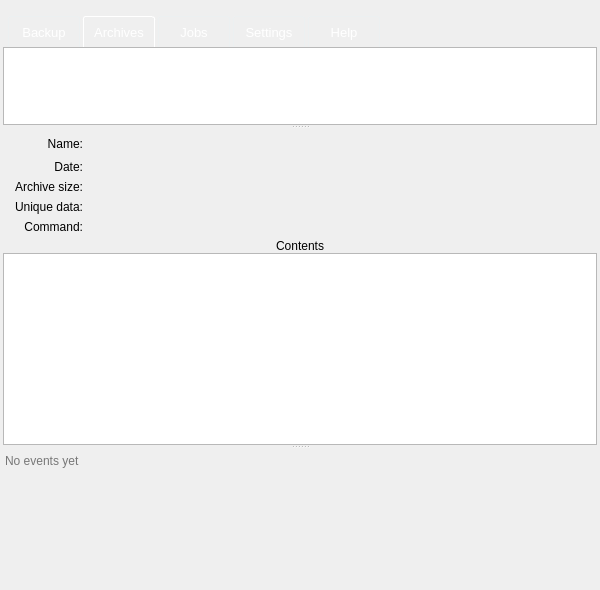
Qt form forms/mainwindow.ui (Tarsnap/tarsnap-gui) before a commit.
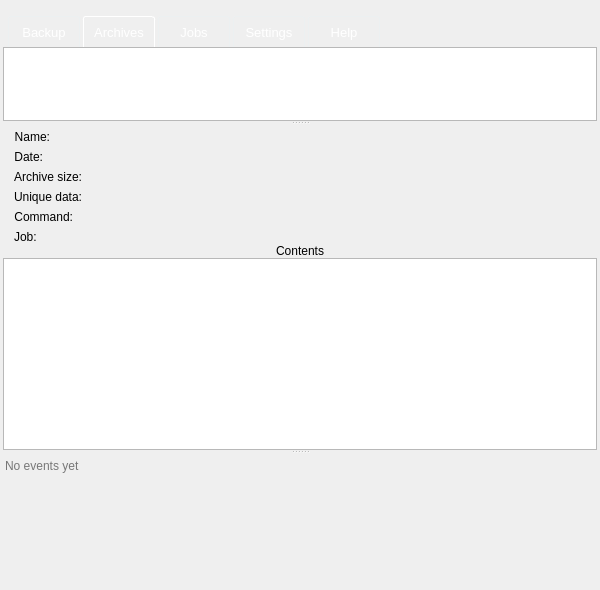
The same form after that commit. The open tabs and pages were chosen to show the change. Icons and pictures are not drawn. Custom widgets are drawn as their Qt base class.

Commit message: Display Job for Archives in the Inspect widget.

```diff
--- a/forms/mainwindow.ui
+++ b/forms/mainwindow.ui
@@ -444,21 +444,58 @@
                   </property>
                   <item>
                    <widget class="QWidget" name="widget_4" native="true">
-                    <layout class="QGridLayout" name="gridLayout_4">
-                     <property name="leftMargin">
-                      <number>12</number>
-                     </property>
+                    <layout class="QHBoxLayout" name="horizontalLayout_5">
                      <property name="topMargin">
                       <number>0</number>
                      </property>
-                     <property name="rightMargin">
-                      <number>12</number>
-                     </property>
                      <property name="bottomMargin">
-                      <number>5</number>
+                      <number>0</number>
                      </property>
+                     <item>
+                      <layout class="QFormLayout" name="formLayout_2">
+                       <property name="fieldGrowthPolicy">
+                        <enum>QFormLayout::AllNonFixedFieldsGrow</enum>
+                       </property>
+                       <item row="0" column="0">
+                        <widget class="QLabel" name="label_23">
+                         <property name="sizePolicy">
+                          <sizepolicy hsizetype="Preferred" vsizetype="Preferred">
+                           <horstretch>0</horstretch>
+                           <verstretch>0</verstretch>
+                          </sizepolicy>
+                         </property>
+                         <property name="toolTip">
+                          <string>Archive name</string>
+                         </property>
+                         <property name="text">
+                          <string>Name:</string>
+                         </property>
+                         <property name="alignment">
+                          <set>Qt::AlignRight|Qt::AlignTrailing|Qt::AlignVCenter</set>
+                         </property>
+                         <property name="textInteractionFlags">
+                          <set>Qt::NoTextInteraction</set>
+                         </property>
+                        </widget>
+                       </item>
                      <item row="0" column="1">
-                      <widget class="QLabel" name="archiveNameLabel">
+                        <widget class="TextLabel" name="archiveNameLabel">
+                         <property name="toolTip">
+                          <string>Archive name</string>
+                         </property>
+                         <property name="text">
+                          <string/>
+                         </property>
+                         <property name="textInteractionFlags">
+                          <set>Qt::TextSelectableByMouse</set>
+                         </property>
+                         <property name="elide" stdset="0">
+                          <string>Qt::ElideMiddle</string>
+                         </property>
+                        </widget>
+                       </item>
+                       <item row="1" column="0">
+                        <widget class="QLabel" name="label_24">
                        <property name="sizePolicy">
                         <sizepolicy hsizetype="Preferred" vsizetype="Preferred">
                          <horstretch>0</horstretch>
@@ -466,7 +503,23 @@
                         </sizepolicy>
                        </property>
                        <property name="toolTip">
-                        <string>Archive name</string>
+                          <string>Date created</string>
+                         </property>
+                         <property name="text">
+                          <string>Date:</string>
+                         </property>
+                         <property name="alignment">
+                          <set>Qt::AlignRight|Qt::AlignTrailing|Qt::AlignVCenter</set>
+                         </property>
+                         <property name="textInteractionFlags">
+                          <set>Qt::NoTextInteraction</set>
+                         </property>
+                        </widget>
+                       </item>
+                       <item row="1" column="1">
+                        <widget class="QLabel" name="archiveDateLabel">
+                         <property name="toolTip">
+                          <string>Date created</string>
                        </property>
                        <property name="text">
                         <string/>
@@ -498,6 +551,19 @@
                        </property>
                       </widget>
                      </item>
+                       <item row="2" column="1">
+                        <widget class="QLabel" name="archiveSizeLabel">
+                         <property name="toolTip">
+                          <string>Original archive size</string>
+                         </property>
+                         <property name="text">
+                          <string/>
+                         </property>
+                         <property name="textInteractionFlags">
+                          <set>Qt::TextSelectableByMouse</set>
+                         </property>
+                        </widget>
+                       </item>
                      <item row="3" column="0">
                       <widget class="QLabel" name="label_26">
                        <property name="sizePolicy">
@@ -520,112 +586,8 @@
                        </property>
                       </widget>
                      </item>
-                     <item row="2" column="1">
-                      <widget class="QLabel" name="archiveSizeLabel">
-                       <property name="sizePolicy">
-                        <sizepolicy hsizetype="Preferred" vsizetype="Preferred">
-                         <horstretch>0</horstretch>
-                         <verstretch>0</verstretch>
-                        </sizepolicy>
-                       </property>
-                       <property name="toolTip">
-                        <string>Original archive size</string>
-                       </property>
-                       <property name="text">
-                        <string/>
-                       </property>
-                       <property name="textInteractionFlags">
-                        <set>Qt::TextSelectableByMouse</set>
-                       </property>
-                      </widget>
-                     </item>
-                     <item row="1" column="0">
-                      <widget class="QLabel" name="label_24">
-                       <property name="sizePolicy">
-                        <sizepolicy hsizetype="Preferred" vsizetype="Preferred">
-                         <horstretch>0</horstretch>
-                         <verstretch>0</verstretch>
-                        </sizepolicy>
-                       </property>
-                       <property name="toolTip">
-                        <string>Date created</string>
-                       </property>
-                       <property name="text">
-                        <string>Date:</string>
-                       </property>
-                       <property name="alignment">
-                        <set>Qt::AlignRight|Qt::AlignTrailing|Qt::AlignVCenter</set>
-                       </property>
-                       <property name="textInteractionFlags">
-                        <set>Qt::NoTextInteraction</set>
-                       </property>
-                      </widget>
-                     </item>
-                     <item row="0" column="2">
-                      <spacer name="horizontalSpacer_5">
-                       <property name="orientation">
-                        <enum>Qt::Horizontal</enum>
-                       </property>
-                       <property name="sizeType">
-                        <enum>QSizePolicy::Expanding</enum>
-                       </property>
-                       <property name="sizeHint" stdset="0">
-                        <size>
-                         <width>0</width>
-                         <height>20</height>
-                        </size>
-                       </property>
-                      </spacer>
-                     </item>
-                     <item row="0" column="0">
-                      <widget class="QLabel" name="label_23">
-                       <property name="sizePolicy">
-                        <sizepolicy hsizetype="Preferred" vsizetype="Preferred">
-                         <horstretch>0</horstretch>
-                         <verstretch>0</verstretch>
-                        </sizepolicy>
-                       </property>
-                       <property name="toolTip">
-                        <string>Archive name</string>
-                       </property>
-                       <property name="text">
-                        <string>Name:</string>
-                       </property>
-                       <property name="alignment">
-                        <set>Qt::AlignRight|Qt::AlignTrailing|Qt::AlignVCenter</set>
-                       </property>
-                       <property name="textInteractionFlags">
-                        <set>Qt::NoTextInteraction</set>
-                       </property>
-                      </widget>
-                     </item>
-                     <item row="1" column="1">
-                      <widget class="QLabel" name="archiveDateLabel">
-                       <property name="sizePolicy">
-                        <sizepolicy hsizetype="Preferred" vsizetype="Preferred">
-                         <horstretch>0</horstretch>
-                         <verstretch>0</verstretch>
-                        </sizepolicy>
-                       </property>
-                       <property name="toolTip">
-                        <string>Date created</string>
-                       </property>
-                       <property name="text">
-                        <string/>
-                       </property>
-                       <property name="textInteractionFlags">
-                        <set>Qt::TextSelectableByMouse</set>
-                       </property>
-                      </widget>
-                     </item>
                      <item row="3" column="1">
                       <widget class="QLabel" name="archiveUniqueDataLabel">
-                       <property name="sizePolicy">
-                        <sizepolicy hsizetype="Preferred" vsizetype="Preferred">
-                         <horstretch>0</horstretch>
-                         <verstretch>0</verstretch>
-                        </sizepolicy>
-                       </property>
                        <property name="toolTip">
                         <string>Actual size occupied on Tarsnap</string>
                        </property>
@@ -650,7 +612,42 @@
                        </property>
                       </widget>
                      </item>
-                     <item row="0" column="3" rowspan="5" alignment="Qt::AlignVCenter">
+                       <item row="4" column="1">
+                        <widget class="TextLabel" name="archiveCommandLabel">
+                         <property name="toolTip">
+                          <string>Command used to create the archive</string>
+                         </property>
+                         <property name="text">
+                          <string/>
+                         </property>
+                         <property name="textInteractionFlags">
+                          <set>Qt::TextSelectableByMouse</set>
+                         </property>
+                         <property name="elide" stdset="0">
+                          <string>Qt::ElideMiddle</string>
+                         </property>
+                        </widget>
+                       </item>
+                       <item row="5" column="0">
+                        <widget class="QLabel" name="archiveJobLabelField">
+                         <property name="text">
+                          <string>Job:</string>
+                         </property>
+                        </widget>
+                       </item>
+                       <item row="5" column="1">
+                        <widget class="TextLabel" name="archiveJobLabel">
+                         <property name="text">
+                          <string/>
+                         </property>
+                         <property name="textInteractionFlags">
+                          <set>Qt::LinksAccessibleByMouse|Qt::TextSelectableByMouse</set>
+                         </property>
+                        </widget>
+                       </item>
+                      </layout>
+                     </item>
+                     <item>
                       <widget class="QLabel" name="archiveIconLabel">
                        <property name="sizePolicy">
                         <sizepolicy hsizetype="Preferred" vsizetype="Preferred">
@@ -681,28 +678,6 @@
                        </property>
                       </widget>
                      </item>
-                     <item row="4" column="1" colspan="2">
-                      <widget class="TextLabel" name="archiveCommandLabel">
-                       <property name="sizePolicy">
-                        <sizepolicy hsizetype="Preferred" vsizetype="Preferred">
-                         <horstretch>0</horstretch>
-                         <verstretch>0</verstretch>
-                        </sizepolicy>
-                       </property>
-                       <property name="toolTip">
-                        <string>Command used to create the archive</string>
-                       </property>
-                       <property name="text">
-                        <string/>
-                       </property>
-                       <property name="textInteractionFlags">
-                        <set>Qt::TextSelectableByMouse</set>
-                       </property>
-                       <property name="elide" stdset="0">
-                        <string>Qt::ElideMiddle</string>
-                       </property>
-                      </widget>
-                     </item>
                     </layout>
                    </widget>
                   </item>
```
Lines whose indentation alone changed are shown as unchanged. The commit also changes 1 other file.
